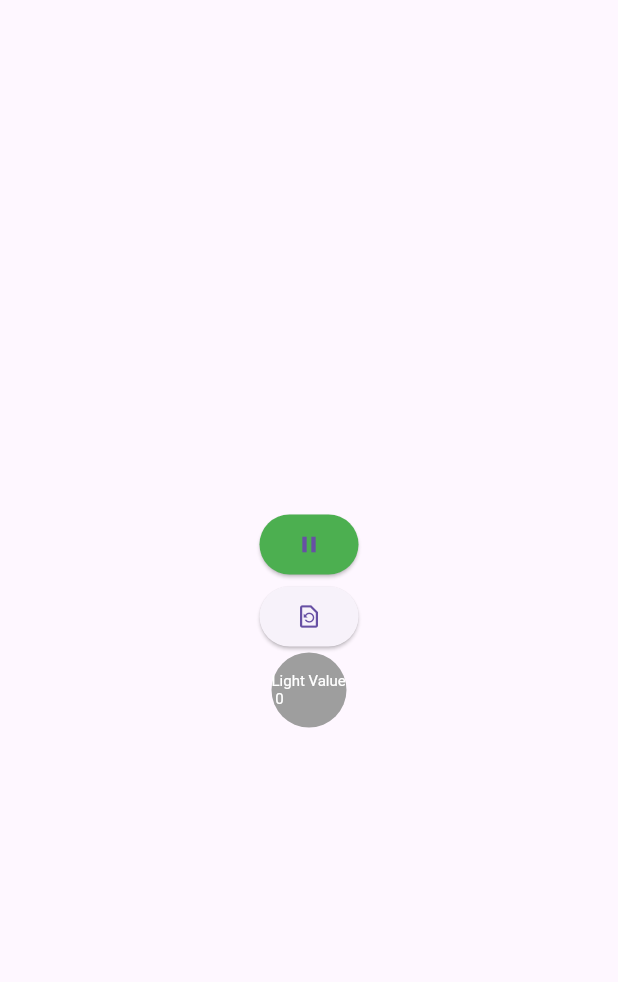
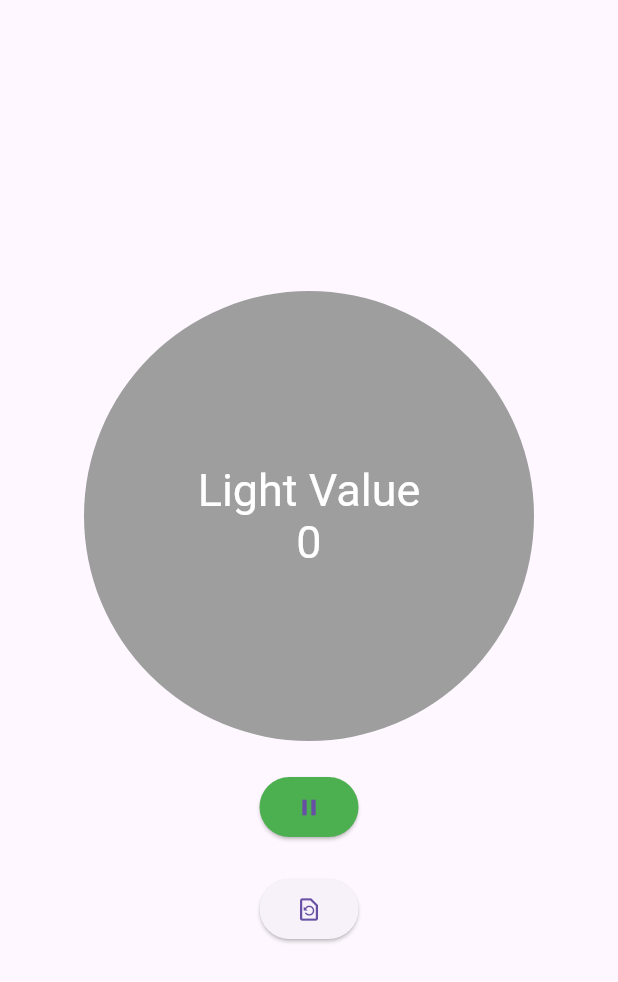
Before and after one commit to chohangmin/crosswalk_time_notifier, a Flutter app: the screen it shows after launch, after a tap on "Data Fetch & Load", after a tap on the "play arrow" icon, on a phone screen of 412 x 824 dp. Shown: the top 982 px of the screen. Run offline on Flutter 3.47's test engine with Material 3 defaults, Android fonts, the phone set to English and light mode, and no system bars; our stand-ins replace csv, flutter_dotenv, geolocator, sqflite, sqlite3_flutter_libs; missing offline and left inert: dart:ffi, sqlite3; accounts and stored records are empty.

Commit message:
Fixing light widget...4

```diff
--- a/lib/screens/main_screen.dart
+++ b/lib/screens/main_screen.dart
@@ -67,6 +67,14 @@ class _MainScreenState extends State<MainScreen> {
         crossAxisAlignment: CrossAxisAlignment.center,
         mainAxisAlignment: MainAxisAlignment.center,
         children: <Widget>[
+          LightWidget(
+            name: lightValue.name,
+            isMovementAllowed: lightValue.isMovementAllowed,
+            time: lightValue.time,
+          ),
+          const SizedBox(
+            height: 20,
+          ),
           ElevatedButton(
             onPressed: () {
               _positionStreamStarted = !_positionStreamStarted;
@@ -80,6 +88,9 @@ class _MainScreenState extends State<MainScreen> {
                 ? const Icon(Icons.play_arrow)
                 : const Icon(Icons.pause),
           ),
+          const SizedBox(
+            height: 20,
+          ),
           ElevatedButton(
             onPressed: () {
               setState(() {
@@ -88,11 +99,6 @@ class _MainScreenState extends State<MainScreen> {
             },
             child: const Icon(Icons.restore_page_outlined),
           ),
-          LightWidget(
-            name: lightValue.name,
-            isMovementAllowed: lightValue.isMovementAllowed,
-            time: lightValue.time,
-          )
         ],
       ),
     );
@@ -227,6 +233,7 @@ class _MainScreenState extends State<MainScreen> {
       if (_positionStreamSubscription!.isPaused) {
         _positionStreamSubscription!.resume();
       } else {
+        lightValue = defaultValue;
         _positionStreamSubscription!.pause();
       }
     });
--- a/lib/widgets/light_widget.dart
+++ b/lib/widgets/light_widget.dart
@@ -21,7 +21,7 @@ class LightWidget extends StatefulWidget {
 }
 
 class _LightWidgetState extends State<LightWidget> {
- Timer? _timer;
+  Timer? _timer;
   int? _remainTime;
 
   @override
@@ -59,11 +59,9 @@ class _LightWidgetState extends State<LightWidget> {
     super.didUpdateWidget(oldWidget);
 
     print('[WIDGET UPDATE]');
-    if (widget.name == 'Default') {
-      dispose();
-    }
 
-    if (widget.name != oldWidget.name || widget.time != oldWidget.time ||
+    if (widget.name != oldWidget.name ||
+        widget.time != oldWidget.time ||
         widget.isMovementAllowed != oldWidget.isMovementAllowed) {
       _timer?.cancel();
 
@@ -82,8 +80,8 @@ class _LightWidgetState extends State<LightWidget> {
     print(
         '[TIMER TIME] ${widget.name} ${widget.isMovementAllowed} ${widget.time} TIME : $_remainTime');
     return Container(
-      width: 50,
-      height: 50,
+      width: 300,
+      height: 300,
       decoration: BoxDecoration(
           shape: BoxShape.circle,
           color: widget.isMovementAllowed == null
@@ -93,12 +91,20 @@ class _LightWidgetState extends State<LightWidget> {
         children: [
           Center(
             child: RichText(
+              textAlign: TextAlign.center,
               text: TextSpan(
-                  text:
-                      '${widget.name} \n ${((_remainTime ?? 0) ~/ 10).toInt()}',
-                  style: const TextStyle(
-                    fontSize: 10,
-                  )),
+                style: const TextStyle(
+                  fontSize: 30,
+                ),
+                children: [
+                  TextSpan(
+                    text: '${widget.name} \n',
+                  ),
+                  TextSpan(
+                    text: '${((_remainTime ?? 0) ~/ 10).toInt()}',
+                  )
+                ],
+              ),
             ),
           )
         ],
```
